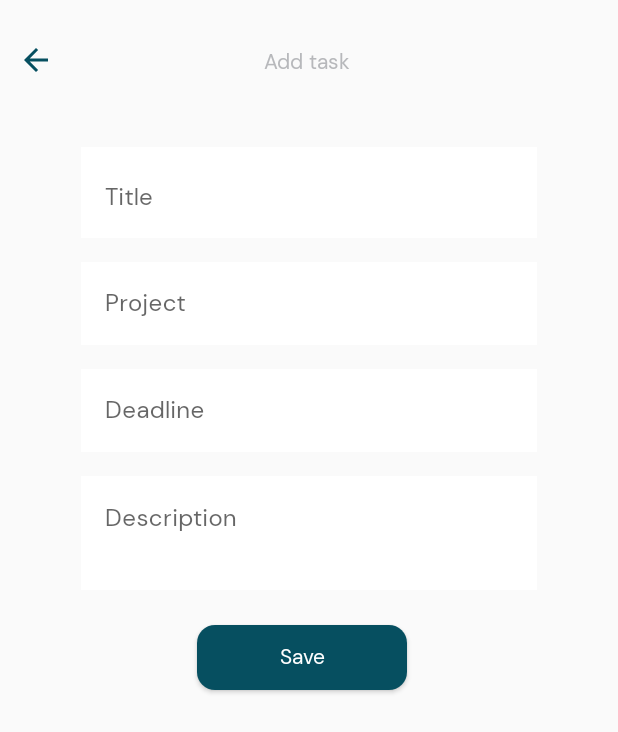
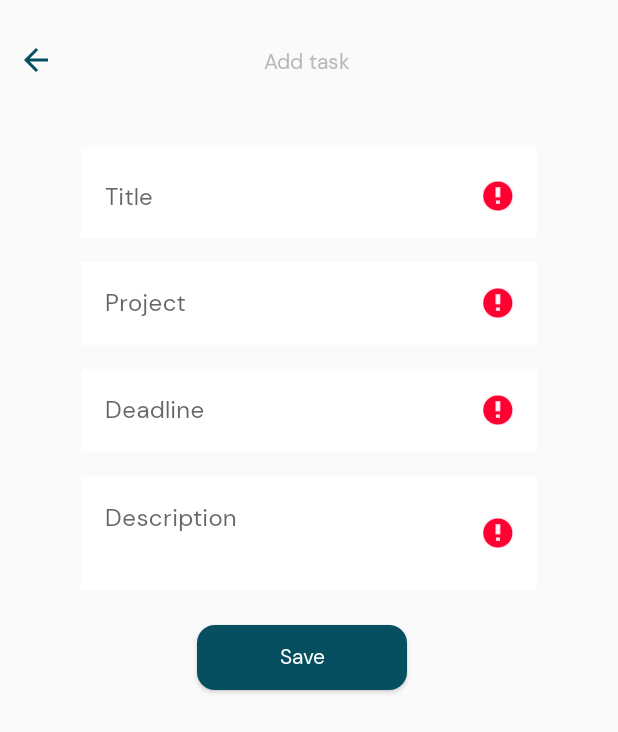
Before and after one commit to abulnes16/purr-todo-app, an Android app: the AddTaskFragment screen opened through its navigation route, after a tap on "Save", on a phone screen of 412 x 824 dp. Shown: the top 732 px of the screen. Run offline under Robolectric (Android 15) with nearby library versions, the phone set to English and light mode, and no system bars; our stand-ins replace Room's generated code, navigation-ui; 3 statements that could not run were skipped.

Commit message:
Polish the add task fragment: 1- Add form validation 2- Add feedback when the user doesn't fill the form 3- Feedback when the user create the task

```diff
--- a/app/src/main/java/com/abulnes16/purrtodo/ui/AddTaskFragment.kt
+++ b/app/src/main/java/com/abulnes16/purrtodo/ui/AddTaskFragment.kt
@@ -5,7 +5,7 @@ import androidx.fragment.app.Fragment
 import android.view.LayoutInflater
 import android.view.View
 import android.view.ViewGroup
-import androidx.core.view.marginEnd
+import android.widget.Toast
 import androidx.fragment.app.activityViewModels
 import androidx.navigation.fragment.findNavController
 import androidx.navigation.fragment.navArgs
@@ -17,9 +17,8 @@ import com.abulnes16.purrtodo.viewmodels.TaskViewModelFactory
 
 
 /**
- * A simple [Fragment] subclass.
- * Use the [AddTaskFragment.newInstance] factory method to
- * create an instance of this fragment.
+ * Add Task Fragment
+ * Manage the form to create a new task in the application
  */
 class AddTaskFragment : Fragment() {
 
@@ -29,23 +28,27 @@ class AddTaskFragment : Fragment() {
         TaskViewModelFactory((activity?.application as TaskApplication).database.taskDao())
     }
 
-    override fun onCreate(savedInstanceState: Bundle?) {
-        super.onCreate(savedInstanceState)
-
-
-    }
-
     override fun onCreateView(
         inflater: LayoutInflater, container: ViewGroup?,
         savedInstanceState: Bundle?
-    ): View? {
-        // Inflate the layout for this fragment
+    ): View {
         binding = FragmentAddTaskBinding.inflate(inflater, container, false)
         bind()
 
         return binding.root
     }
 
+
+    private fun bind() {
+        binding.apply {
+            this.btnGoBackAddTask.setOnClickListener { goBack() }
+            this.btnSave.setOnClickListener { saveTask() }
+            this.btnDelete.visibility = View.GONE
+            if (arguments.taskId != 0) {
+                this.btnDelete.visibility = View.VISIBLE
+            }
+        }
+    }
 
     private fun goBack() {
         val action = R.id.action_addTaskFragment_to_homeFragment
@@ -58,34 +61,52 @@ class AddTaskFragment : Fragment() {
             val description = this.txtDescription.text.toString();
             val project = this.txtProject.text.toString();
             val deadline = this.txtDeadline.text.toString();
-            if (isEntryValid(title, description, project, deadline)) {
+            if (viewModel.isEntryValid(title, description, project, deadline)) {
                 viewModel.createTask(title, project, description, deadline)
+                clearErrors()
+                Toast.makeText(
+                    context?.applicationContext,
+                    getString(R.string.successful_task),
+                    Toast.LENGTH_SHORT
+                ).show()
+                goBack()
+            } else {
+                manageFormError()
             }
         }
     }
 
-    private fun bind() {
+    private fun manageFormError() {
         binding.apply {
-            this.btnGoBackAddTask.setOnClickListener { goBack() }
-            this.btnSave.setOnClickListener { saveTask() }
-            this.btnDelete.visibility = View.GONE
-            if (arguments.taskId != 0) {
-                this.btnDelete.visibility = View.VISIBLE
+            if (this.txtTaskTitle.length() == 0) {
+                this.txtTaskTitle.error = formatFieldValidation("task title")
+            }
+
+            if (this.txtProject.length() == 0) {
+                this.txtProject.error = formatFieldValidation("project")
+            }
+
+            if (this.txtDeadline.length() == 0) {
+                this.txtDeadline.error = formatFieldValidation("deadline")
+            }
+
+            if (this.txtDescription.length() == 0) {
+                this.txtDescription.error = formatFieldValidation("description")
             }
         }
     }
 
-    private fun isEntryValid(
-        title: String,
-        description: String,
-        project: String,
-        deadline: String
-    ): Boolean {
-        if (title.isBlank() || description.isBlank() || project.isBlank() || deadline.isBlank()) {
-            return false
-        }
-        return true
+    private fun formatFieldValidation(fieldName: String): String {
+        return getString(R.string.field_empty, fieldName)
     }
 
+    private fun clearErrors() {
+        binding.apply {
+            this.txtTaskTitle.error = null
+            this.txtProject.error = null
+            this.txtDescription.error = null
+            this.txtDeadline.error = null
+        }
+    }
 
 }
--- a/app/src/main/res/values/colors.xml
+++ b/app/src/main/res/values/colors.xml
@@ -5,6 +5,9 @@
     <color name="primary">#064F60</color>
     <color name="secondary">#FFDA47</color>
     <color name="background">#FAFAFA</color>
+    <color name="danger">#B53B19</color>
+    <color name="success">#27991D</color>
+    <color name="info">#0291D8</color>
     <color name="background_status_bar">#DBDBDB</color>
     <color name="light_text">#B7B8BB</color>
 </resources>
--- a/app/src/main/res/values/strings.xml
+++ b/app/src/main/res/values/strings.xml
@@ -23,4 +23,10 @@
     <string name="back_arrow">Back Arrow</string>
     <string name="project_icon">Project Icon</string>
     <string name="deadline_icon">Deadline icon</string>
+
+    <!--Form validations-->
+    <string name="field_empty">The %1$s can\'t be empty</string>
+    <string name="successful_task">The task was created successfully</string>
+
+
 </resources>
```
Also changed, not shown: app/src/main/java/com/abulnes16/purrtodo/viewmodels/TaskViewModel.kt (+19 -1 lines).
